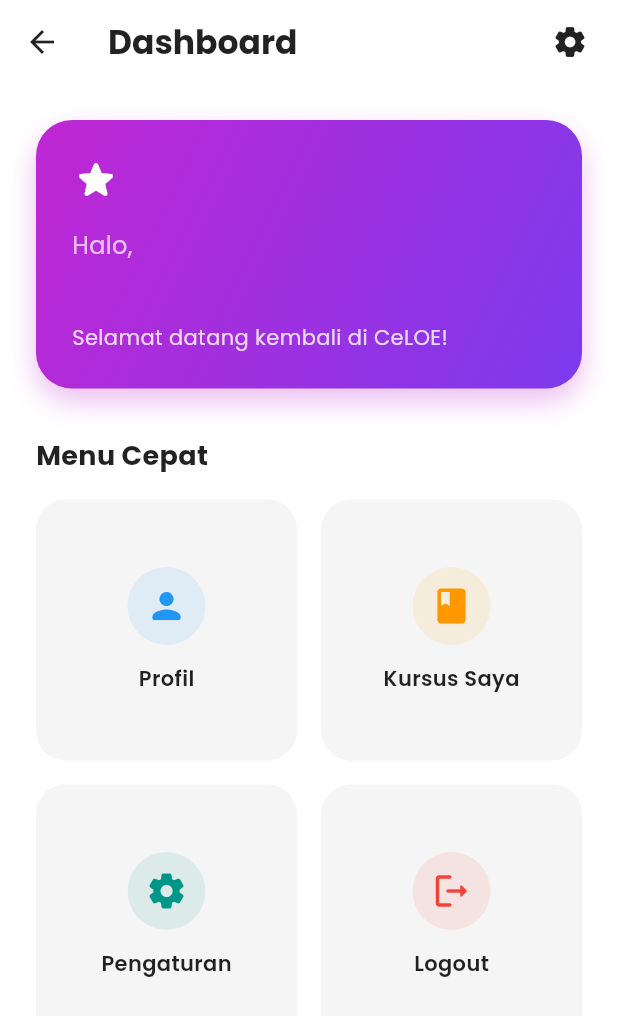
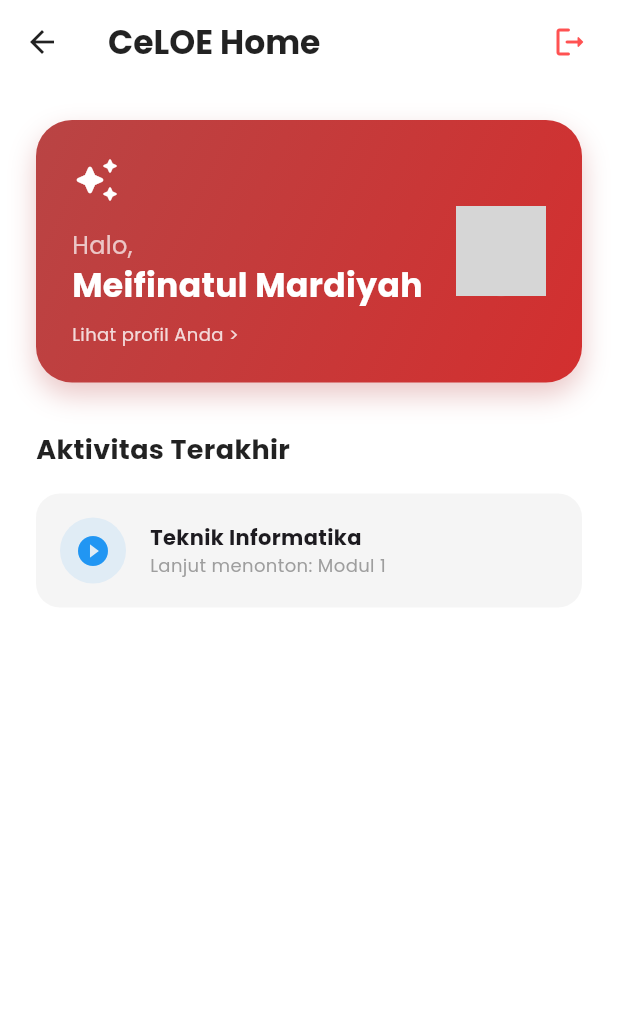
Before and after one commit to meifinatulmardiyah01/tugas_uas, a Flutter app: the HomeScreen screen opened directly, on a phone screen of 412 x 824 dp. Shown: the top 1016 px of the screen. Run offline on Flutter 3.47's test engine with Material 3 defaults, Android fonts, the phone set to English and light mode, and no system bars; our stand-ins replace flutter_animate, google_fonts; network calls fail; grey boxes are pictures that could not be loaded.

Commit message:
menambahkan user profil

```diff
--- a/lib/screens/home_screen.dart
+++ b/lib/screens/home_screen.dart
@@ -1,7 +1,7 @@
 import 'package:flutter/material.dart';
 import 'package:google_fonts/google_fonts.dart';
 import 'package:uas_saya/services/auth_service.dart';
-import 'package:uas_saya/screens/settings_screen.dart';
+import 'package:uas_saya/screens/profile_screen.dart';
 
 class HomeScreen extends StatelessWidget {
   const HomeScreen({super.key});
@@ -14,76 +14,101 @@ class HomeScreen extends StatelessWidget {
     return Scaffold(
       backgroundColor: isDark ? const Color(0xFF0f172a) : Colors.white,
       appBar: AppBar(
-        title: Text('Dashboard', style: GoogleFonts.poppins(fontWeight: FontWeight.bold)),
+        title: Text('CeLOE Home', style: GoogleFonts.poppins(fontWeight: FontWeight.bold)),
         backgroundColor: Colors.transparent,
         elevation: 0,
         foregroundColor: isDark ? Colors.white : Colors.black87,
         actions: [
           IconButton(
-            icon: const Icon(Icons.settings_rounded),
+            icon: const Icon(Icons.logout_rounded, color: Colors.redAccent),
             onPressed: () {
-              Navigator.push(
-                context,
-                MaterialPageRoute(builder: (context) => const SettingsScreen()),
-              );
+              Navigator.of(context).pushReplacementNamed('/'); // Go back to splash/login
             },
           ),
           const SizedBox(width: 8),
         ],
       ),
       body: SingleChildScrollView(
-        padding: const EdgeInsets.all(24),
+        padding: const EdgeInsets.only(left: 24, right: 24, top: 24, bottom: 120),
         child: Column(
           crossAxisAlignment: CrossAxisAlignment.start,
           children: [
-            // Welcome Card
-            Container(
+            // Welcome Card with Clickable Profile
+            GestureDetector(
+              onTap: () {
+                Navigator.push(
+                  context,
+                  MaterialPageRoute(builder: (context) => const ProfileScreen()),
+                );
+              },
+              child: Container(
                 width: double.infinity,
                 padding: const EdgeInsets.all(24),
                 decoration: BoxDecoration(
                   gradient: const LinearGradient(
-                  colors: [Color(0xFFc026d3), Color(0xFF7c3aed)],
+                    colors: [Color(0xFFB94444), Color(0xFFD32F2F)],
                     begin: Alignment.topLeft,
                     end: Alignment.bottomRight,
                   ),
                   borderRadius: BorderRadius.circular(24),
                   boxShadow: [
                     BoxShadow(
-                    color: const Color(0xFFc026d3).withOpacity(0.3),
+                      color: const Color(0xFFB94444).withValues(alpha: 0.3),
                       blurRadius: 15,
                       offset: const Offset(0, 8),
                     ),
                   ],
                 ),
+                child: Row(
+                  children: [
+                    Expanded(
                       child: Column(
                         crossAxisAlignment: CrossAxisAlignment.start,
                         children: [
-                   const Icon(Icons.star_rounded, color: Colors.white, size: 32),
+                           const Icon(Icons.auto_awesome_rounded, color: Colors.white, size: 32),
                            const SizedBox(height: 16),
                            Text(
                             'Halo,',
                             style: GoogleFonts.poppins(color: Colors.white70, fontSize: 16),
                           ),
                           Text(
-                    auth.currentUsername,
+                            auth.fullName,
                             style: GoogleFonts.poppins(
                               color: Colors.white,
-                      fontSize: 28,
+                              fontSize: 22,
                               fontWeight: FontWeight.bold,
                             ),
                           ),
+                          const SizedBox(height: 8),
                           Text(
-                    'Selamat datang kembali di CeLOE!',
-                    style: GoogleFonts.poppins(color: Colors.white.withOpacity(0.8), fontSize: 14),
+                            'Lihat profil Anda >',
+                            style: GoogleFonts.poppins(color: Colors.white.withValues(alpha: 0.8), fontSize: 12),
                           ),
                         ],
+                      ),
+                    ),
+                    // Profile Avatar
+                    Container(
+                      width: 60,
+                      height: 60,
+                      decoration: BoxDecoration(
+                        shape: BoxShape.circle,
+                        border: Border.all(color: Colors.white24, width: 2),
+                        image: DecorationImage(
+                          image: NetworkImage(auth.avatarUrl),
+                          fit: BoxFit.cover,
+                        ),
+                      ),
+                    ),
+                  ],
+                ),
               ),
             ),
 
             const SizedBox(height: 32),
 
             Text(
-              'Menu Cepat',
+              'Aktivitas Terakhir',
               style: GoogleFonts.poppins(
                 fontSize: 18,
                 fontWeight: FontWeight.bold,
@@ -93,61 +118,31 @@ class HomeScreen extends StatelessWidget {
 
             const SizedBox(height: 16),
 
-            GridView.count(
-              shrinkWrap: true,
-              physics: const NeverScrollableScrollPhysics(),
-              crossAxisCount: 2,
-              crossAxisSpacing: 16,
-              mainAxisSpacing: 16,
+            // Dummy activity card
+            Container(
+              padding: const EdgeInsets.all(16),
+              decoration: BoxDecoration(
+                color: isDark ? const Color(0xFF1e293b) : Colors.grey[100],
+                borderRadius: BorderRadius.circular(16),
+              ),
+              child: Row(
                 children: [
-                 _buildMenuCard(context, 'Profil', Icons.person_rounded, Colors.blue),
-                 _buildMenuCard(context, 'Kursus Saya', Icons.book_rounded, Colors.orange),
-                 _buildMenuCard(context, 'Pengaturan', Icons.settings_rounded, Colors.teal, onTap: () {
-                   Navigator.push(
-                    context,
-                    MaterialPageRoute(builder: (context) => const SettingsScreen()),
-                  );
-                 }),
-                 _buildMenuCard(context, 'Logout', Icons.logout_rounded, Colors.red, onTap: () {
-                   Navigator.of(context).pop();
-                 }),
-              ],
+                   Container(
+                     padding: const EdgeInsets.all(10),
+                     decoration: BoxDecoration(color: Colors.blue.withValues(alpha: 0.1), shape: BoxShape.circle),
+                     child: const Icon(Icons.play_circle_fill, color: Colors.blue),
                    ),
+                   const SizedBox(width: 16),
+                   Expanded(
+                     child: Column(
+                       crossAxisAlignment: CrossAxisAlignment.start,
+                       children: [
+                         Text('Teknik Informatika', style: GoogleFonts.poppins(fontWeight: FontWeight.bold, fontSize: 14)),
+                         Text('Lanjut menonton: Modul 1', style: GoogleFonts.poppins(fontSize: 12, color: Colors.grey)),
                        ],
                      ),
                    ),
-    );
-  }
-
-  Widget _buildMenuCard(BuildContext context, String title, IconData icon, Color color, {VoidCallback? onTap}) {
-    bool isDark = Theme.of(context).brightness == Brightness.dark;
-    return InkWell(
-      onTap: onTap ?? () {},
-      borderRadius: BorderRadius.circular(20),
-      child: Container(
-        padding: const EdgeInsets.all(20),
-        decoration: BoxDecoration(
-          color: isDark ? const Color(0xFF1e293b) : Colors.grey[100],
-          borderRadius: BorderRadius.circular(20),
-        ),
-        child: Column(
-          mainAxisAlignment: MainAxisAlignment.center,
-          children: [
-            Container(
-              padding: const EdgeInsets.all(12),
-              decoration: BoxDecoration(
-                color: color.withOpacity(0.1),
-                shape: BoxShape.circle,
-              ),
-              child: Icon(icon, color: color, size: 28),
-            ),
-            const SizedBox(height: 12),
-            Text(
-              title,
-              style: GoogleFonts.poppins(
-                fontSize: 14,
-                fontWeight: FontWeight.w600,
-                color: isDark ? Colors.white : Colors.black87,
+                ],
               ),
             ),
           ],
--- a/lib/screens/settings_screen.dart
+++ b/lib/screens/settings_screen.dart
@@ -24,7 +24,6 @@ class _SettingsScreenState extends State<SettingsScreen> {
     if (_usernameController.text.isNotEmpty && _passwordController.text.isNotEmpty) {
       _authService.updateCredentials(
         _usernameController.text,
-        _passwordController.text,
       );
       ScaffoldMessenger.of(context).showSnackBar(
         const SnackBar(
--- a/lib/services/auth_service.dart
+++ b/lib/services/auth_service.dart
@@ -6,8 +6,16 @@ class AuthService {
 
   // No fixed credentials needed anymore for this logic
   String _currentUsername = '';
+  String _fullName = 'Meifinatul Mardiyah';
+  String _prodi = 'Teknik Informatika';
+  String _fakultas = 'Teknik';
+  String _avatarUrl = 'https://i.pinimg.com/736x/21/df/f5/21dff5738865d481b4904033327d7f95.jpg'; // Cute anime girl placeholder
 
   String get currentUsername => _currentUsername;
+  String get fullName => _fullName;
+  String get prodi => _prodi;
+  String get fakultas => _fakultas;
+  String get avatarUrl => _avatarUrl;
 
   bool validate(String username, String password) {
     if (username.endsWith('.ac.id') && password.isNotEmpty) {
@@ -17,8 +25,14 @@ class AuthService {
     return false;
   }
 
-  void updateCredentials(String newUsername, String newPassword) {
-    // This is less relevant now with flexible login, but kept for consistency
+  void updateProfile({String? fullName, String? prodi, String? fakultas, String? avatarUrl}) {
+    if (fullName != null) _fullName = fullName;
+    if (prodi != null) _prodi = prodi;
+    if (fakultas != null) _fakultas = fakultas;
+    if (avatarUrl != null) _avatarUrl = avatarUrl;
+  }
+
+  void updateCredentials(String newUsername) {
     _currentUsername = newUsername;
   }
 }
--- a/pubspec.yaml
+++ b/pubspec.yaml
@@ -37,6 +37,7 @@ dependencies:
   google_fonts: ^6.1.0
   flutter_animate: ^4.5.0
   url_launcher: ^6.3.0
+  intl: ^0.19.0
 
 dev_dependencies:
   flutter_test:
```
Also changed, not shown: lib/screens/help_screen.dart (+13 -13 lines), lib/screens/login_screen.dart (+7 -7 lines), lib/screens/main_wrapper.dart (added, +126 -0 lines), lib/screens/profile_screen.dart (added, +167 -0 lines), lib/screens/splash_screen.dart (+4 -4 lines), pubspec.lock. Lines whose indentation alone changed are shown as unchanged.
